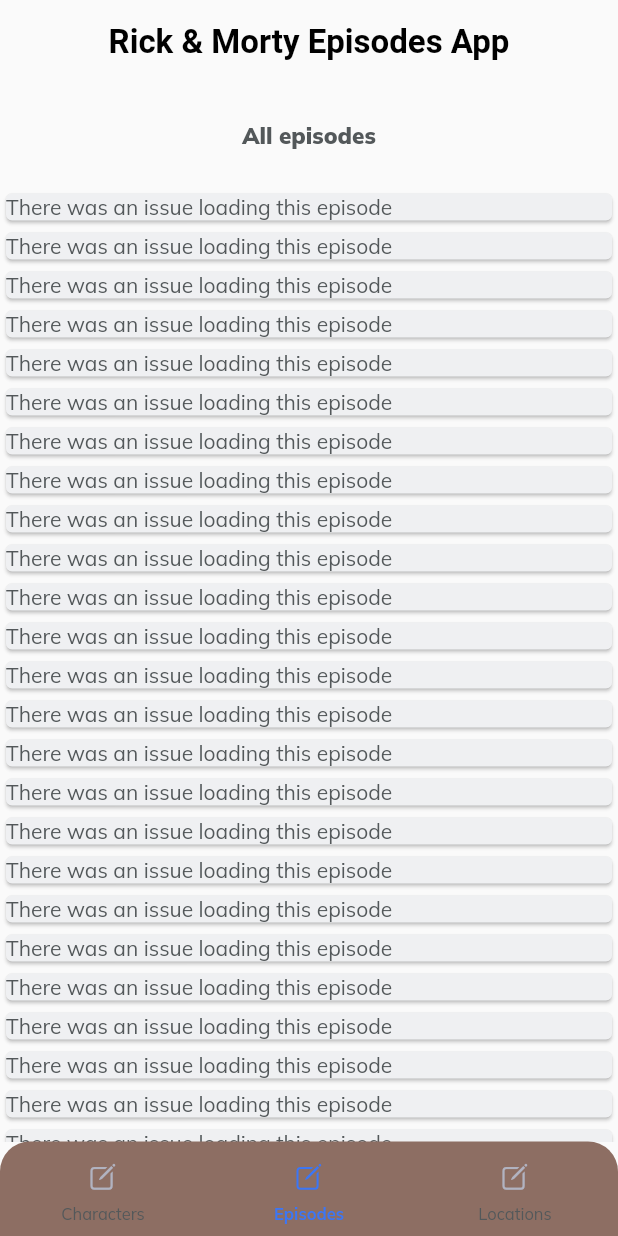
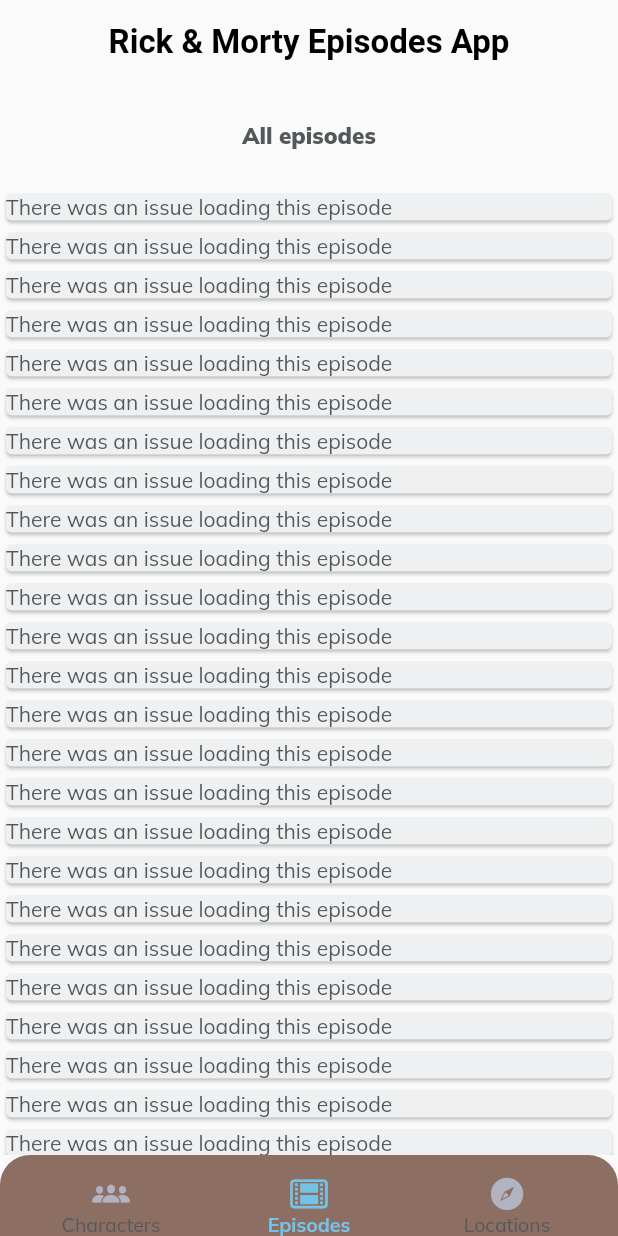
Before and after one commit to sebastianSzarafin/RickAndMortyEpisodesApp, a Flutter app: the screen it shows after launch, on a phone screen of 412 x 824 dp. Run offline on Flutter 3.47's test engine with Material 2 defaults, Android fonts, the light colour scheme and no system bars; our stand-ins replace flutter_hooks, google_fonts, graphql_flutter; missing offline and left inert: desktop_window; network calls fail.

Commit message:
change navigation bar icons

```diff
--- a/lib/utils/rm_navigationbar.dart
+++ b/lib/utils/rm_navigationbar.dart
@@ -36,31 +36,34 @@
       child: SafeArea(
         top: false,
         bottom: true,
+        child: Padding(
+          padding: const EdgeInsets.fromLTRB(8.0, 8.0, 8.0, 0),
           child: Row(
             mainAxisAlignment: MainAxisAlignment.spaceAround,
             children: [
               RMNavigationBarItem(
                 index: 0,
                 label: 'Characters',
-              icon: CupertinoIcons.square_pencil_fill,
+                icon: CupertinoIcons.group_solid,
                 isSelected: (selectedIndex == 0),
                 onTap: handleItemSelected,
               ),
               RMNavigationBarItem(
                 index: 1,
                 label: 'Episodes',
-              icon: CupertinoIcons.square_pencil_fill,
+                icon: CupertinoIcons.film_fill,
                 isSelected: (selectedIndex == 1),
                 onTap: handleItemSelected,
               ),
               RMNavigationBarItem(
                 index: 2,
                 label: 'Locations',
-              icon: CupertinoIcons.square_pencil_fill,
+                icon: CupertinoIcons.compass_fill,
                 isSelected: (selectedIndex == 2),
                 onTap: handleItemSelected,
               ),
             ],
+          ),
         ),
       ),
     );
@@ -90,33 +93,27 @@
       onTap: () => onTap(index),
       child: SizedBox(
         width: 75,
-        child: Padding(
-          padding: const EdgeInsets.symmetric(vertical: 8.0),
         child: Column(
           mainAxisSize: MainAxisSize.min,
           children: [
             Icon(
               icon,
-                size: 20,
-                color: isSelected ? AppColors.secondary : null,
-              ),
-              const SizedBox(
-                height: 8,
+              size: 25,
+              color: isSelected ? AppColors.currentScreen : null,
             ),
             Text(
               label,
               style: isSelected
                   ? const TextStyle(
-                        fontSize: 11,
+                      fontSize: 13,
                       fontWeight: FontWeight.bold,
-                        color: AppColors.secondary)
-                    : const TextStyle(fontSize: 11),
+                      color: AppColors.currentScreen)
+                  : const TextStyle(fontSize: 13),
               textAlign: TextAlign.center,
             ),
           ],
         ),
       ),
-      ),
     );
   }
 }
```
Lines whose indentation alone changed are shown as unchanged.
